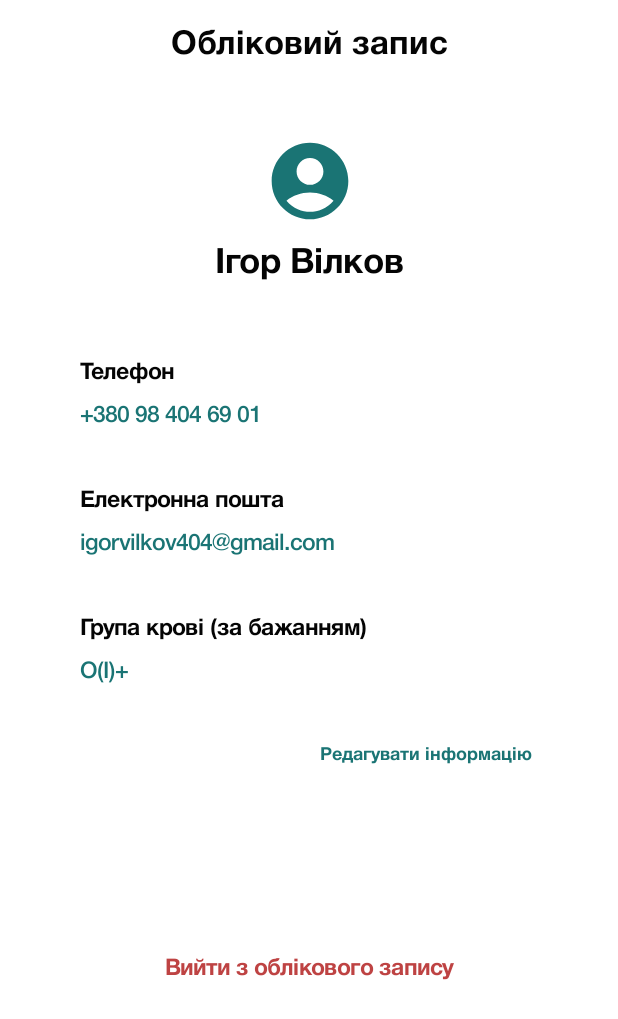
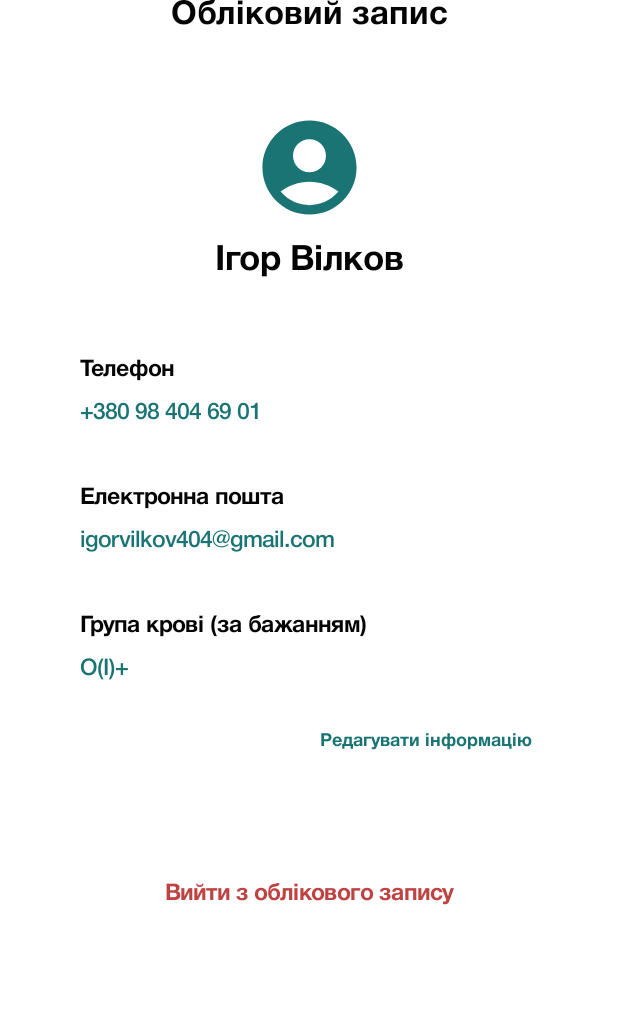
Before and after one commit to MoiroUA/front-android, an Android app built with Jetpack Compose: the composable ProfileScreen shown on its own in the app's theme, on a phone screen of 412 x 824 dp. Shown: the top 1019 px of the screen. Run offline under Robolectric (Android 15) with nearby library versions, the phone set to English and light mode, and no system bars; our stand-ins replace accompanist.

Commit message:
rewrite profile ui side

```diff
--- a/app/src/main/java/io/moiro/vision/screens/profile/ProfileScreen.kt
+++ b/app/src/main/java/io/moiro/vision/screens/profile/ProfileScreen.kt
@@ -10,7 +10,6 @@ import androidx.compose.material.MaterialTheme
 import androidx.compose.material.Text
 import androidx.compose.material.icons.Icons
 import androidx.compose.material.icons.filled.AccountCircle
-import androidx.compose.material.icons.filled.ArrowBack
 import androidx.compose.runtime.Composable
 import androidx.compose.runtime.SideEffect
 import androidx.compose.ui.Alignment
@@ -37,14 +36,12 @@ fun ProfileScreen(navController: NavController) {
     Column(
         modifier = Modifier
             .fillMaxSize()
-            .background(MaterialTheme.colors.onPrimary)
-            .padding(top = 20.dp, bottom = 19.dp),
+            .background(MaterialTheme.colors.onPrimary),
         horizontalAlignment = Alignment.CenterHorizontally
     ) {
         Row(
             modifier = Modifier
-                .width(305.dp)
-                .padding(bottom = 49.dp),
+                .width(305.dp),
             horizontalArrangement = Arrangement.Center
         ) {
             Text(
@@ -54,69 +51,69 @@ fun ProfileScreen(navController: NavController) {
                 color = MaterialTheme.colors.onBackground
             )
         }
+        Spacer(modifier = Modifier.height(53.dp))
         Icon(
             modifier = Modifier
-                .size(75.dp)
-                .padding(bottom = 14.dp),
+                .size(75.dp),
             imageVector = Icons.Filled.AccountCircle,
             tint = MaterialTheme.colors.primary,
             contentDescription = "user"
         )
+        Spacer(modifier = Modifier.height(14.dp))
         Text(
             text = "Ігор Вілков",
             fontSize = 23.sp,
             fontWeight = FontWeight.Black,
-            color = MaterialTheme.colors.onBackground,
-            modifier = Modifier.padding(bottom = 55.dp)
+            color = MaterialTheme.colors.onBackground
         )
+        Spacer(modifier = Modifier.height(55.dp))
         Column(modifier = Modifier.width(305.dp)) {
             Text(
                 text = "Телефон",
                 fontSize = 15.sp,
                 fontWeight = FontWeight.Black,
-                color = MaterialTheme.colors.onBackground,
-                modifier = Modifier.padding(bottom = 15.dp)
+                color = MaterialTheme.colors.onBackground
             )
+            Spacer(modifier = Modifier.height(15.dp))
             Text(
                 text = "+380 98 404 69 01",
                 fontSize = 15.sp,
                 fontWeight = FontWeight.Medium,
-                color = MaterialTheme.colors.primary,
-                modifier = Modifier.padding(bottom = 43.dp)
+                color = MaterialTheme.colors.primary
             )
+            Spacer(modifier = Modifier.height(43.dp))
             Text(
                 text = "Електронна пошта",
                 fontSize = 15.sp,
                 fontWeight = FontWeight.Black,
-                color = MaterialTheme.colors.onBackground,
-                modifier = Modifier.padding(bottom = 15.dp)
+                color = MaterialTheme.colors.onBackground
             )
+            Spacer(modifier = Modifier.height(15.dp))
             Text(
                 text = "igorvilkov404@gmail.com",
                 fontSize = 15.sp,
                 fontWeight = FontWeight.Medium,
-                color = MaterialTheme.colors.primary,
-                modifier = Modifier.padding(bottom = 43.dp)
+                color = MaterialTheme.colors.primary
             )
+            Spacer(modifier = Modifier.height(43.dp))
             Text(
                 text = "Група крові (за бажанням)",
                 fontSize = 15.sp,
                 fontWeight = FontWeight.Black,
-                color = MaterialTheme.colors.onBackground,
-                modifier = Modifier.padding(bottom = 15.dp)
+                color = MaterialTheme.colors.onBackground
             )
+            Spacer(modifier = Modifier.height(15.dp))
             Text(
                 text = "O(I)+",
                 fontSize = 15.sp,
                 fontWeight = FontWeight.Medium,
-                color = MaterialTheme.colors.primary,
-                modifier = Modifier.padding(bottom = 43.dp)
+                color = MaterialTheme.colors.primary
             )
         }
+        Spacer(modifier = Modifier.height(36.dp))
         Row(
             modifier = Modifier
-                .width(297.dp)
-                .padding(bottom = 130.dp),
+                .width(297.dp),
             horizontalArrangement = Arrangement.End
         ) {
             Text(
@@ -130,6 +127,7 @@ fun ProfileScreen(navController: NavController) {
                 }
             )
         }
+        Spacer(modifier = Modifier.height(89.dp))
         Text(
             text = "Вийти з облікового запису",
             fontSize = 15.sp,
```
